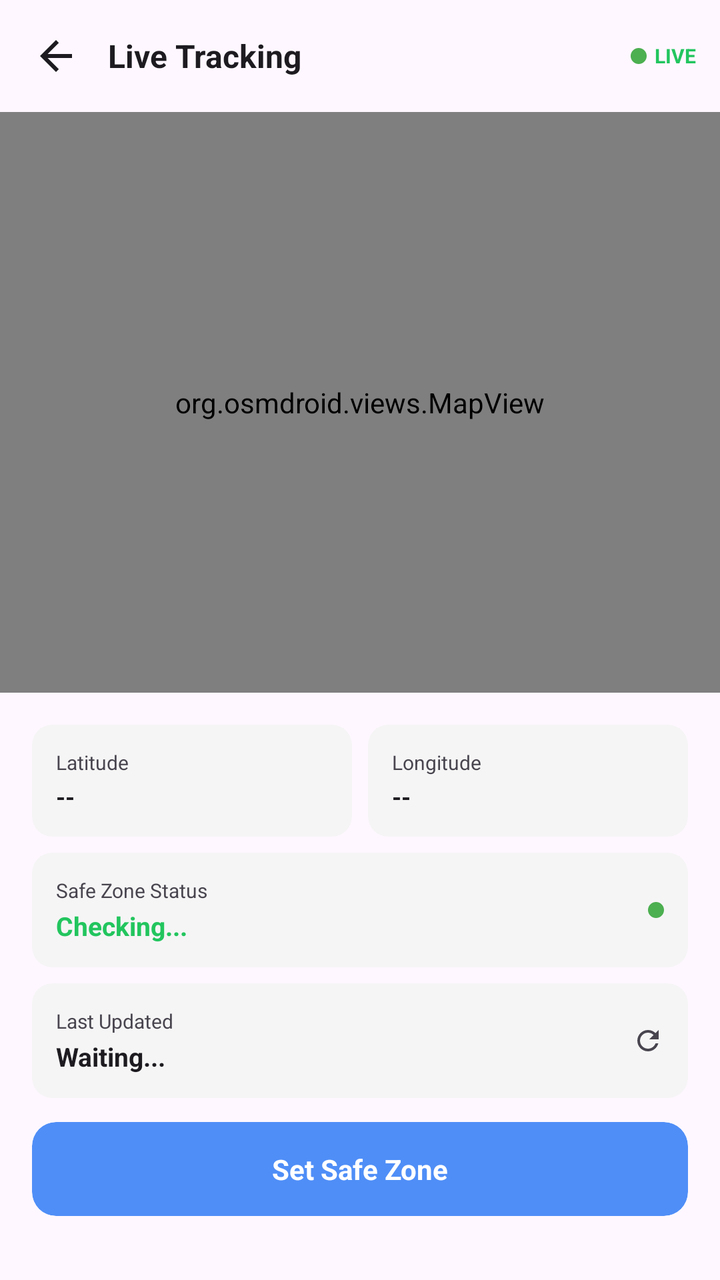
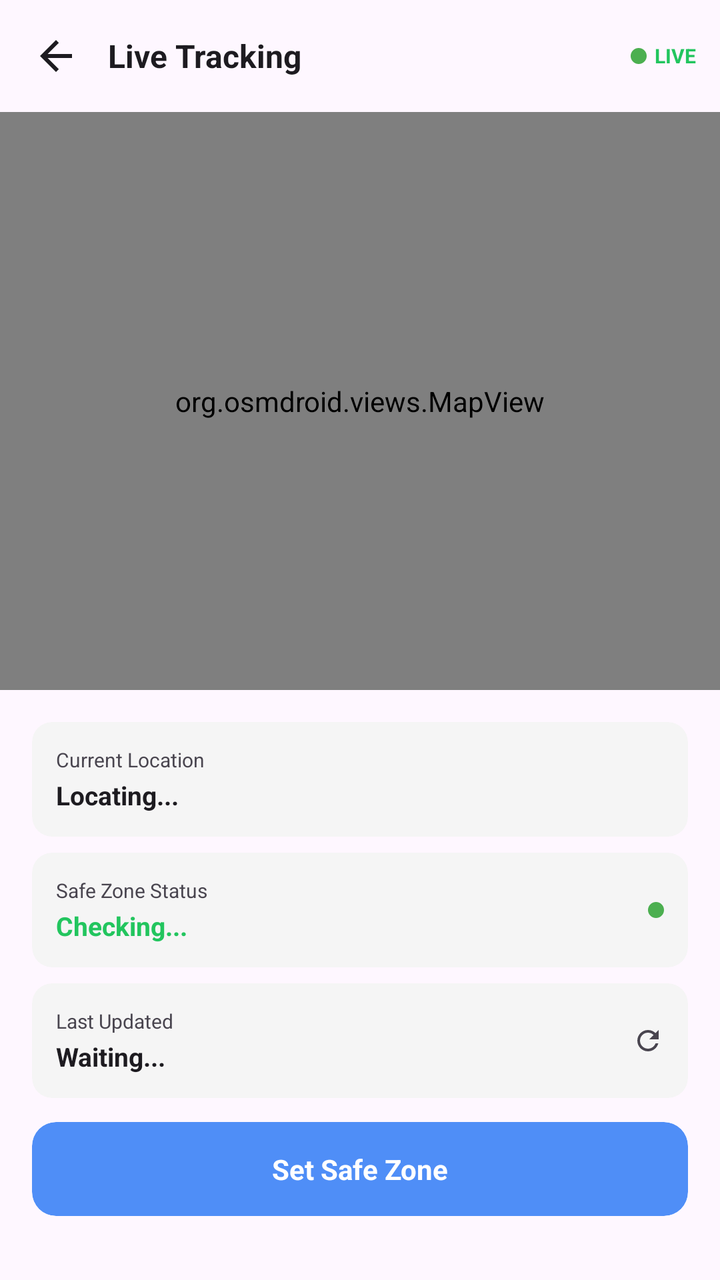

Two renders of the same Android screen: before a commit and after it. Below are the layout's source before the change and the commit's diff.
<!-- AndroidManifest.xml: application theme Theme.Canetrack -->
<!-- res/layout/tracker_activity.xml -->
<?xml version="1.0" encoding="utf-8"?>
<LinearLayout xmlns:android="http://schemas.android.com/apk/res/android"
    xmlns:app="http://schemas.android.com/apk/res-auto"
    android:layout_width="match_parent"
    android:layout_height="match_parent"
    android:orientation="vertical"
    android:background="?android:attr/windowBackground">

    
    <LinearLayout
        android:layout_width="match_parent"
        android:layout_height="wrap_content"
        android:orientation="horizontal"
        android:gravity="center_vertical"
        android:padding="12dp"
        android:background="?android:attr/windowBackground">

        <ImageButton
            android:id="@+id/btn_back"
            android:layout_width="32dp"
            android:layout_height="32dp"
            android:src="@drawable/arrow_back_24"
            app:tint="?android:attr/textColorPrimary"
            android:background="?attr/selectableItemBackgroundBorderless"
            android:contentDescription="Back"/>

        <TextView
            android:layout_width="0dp"
            android:layout_height="wrap_content"
            android:layout_weight="1"
            android:text="Live Tracking"
            android:textColor="?android:attr/textColorPrimary"
            android:textSize="16sp"
            android:textStyle="bold"
            android:layout_marginStart="10dp"/>

        <View
            android:layout_width="8dp"
            android:layout_height="8dp"
            android:background="@drawable/circle_green"
            android:layout_marginEnd="4dp"/>

        <TextView
            android:layout_width="wrap_content"
            android:layout_height="wrap_content"
            android:text="LIVE"
            android:textColor="#22c55e"
            android:textSize="10sp"
            android:textStyle="bold"/>
    </LinearLayout>

    
    <org.osmdroid.views.MapView
        android:id="@+id/map_view"
        android:layout_width="match_parent"
        android:layout_height="0dp"
        android:layout_weight="1"/>

    
    <ScrollView
        android:layout_width="match_parent"
        android:layout_height="wrap_content">

        <LinearLayout
            android:layout_width="match_parent"
            android:layout_height="wrap_content"
            android:orientation="vertical"
            android:padding="16dp">

            
            <LinearLayout
                android:layout_width="match_parent"
                android:layout_height="wrap_content"
                android:orientation="horizontal"
                android:layout_marginBottom="8dp">

                
                <androidx.cardview.widget.CardView
                    android:layout_width="0dp"
                    android:layout_height="wrap_content"
                    android:layout_weight="1"
                    android:layout_marginEnd="4dp"
                    app:cardCornerRadius="10dp"
                    app:cardBackgroundColor="?attr/colorSurfaceVariant"
                    app:cardElevation="0dp">

                    <LinearLayout
                        android:layout_width="match_parent"
                        android:layout_height="wrap_content"
                        android:orientation="vertical"
                        android:padding="12dp">

                        <TextView
                            android:layout_width="wrap_content"
                            android:layout_height="wrap_content"
                            android:text="Latitude"
                            android:textColor="?android:attr/textColorSecondary"
                            android:textSize="10sp"
                            android:layout_marginBottom="2dp"/>

                        <TextView
                            android:id="@+id/tv_latitude"
                            android:layout_width="wrap_content"
                            android:layout_height="wrap_content"
                            android:text="--"
                            android:textColor="?android:attr/textColorPrimary"
                            android:textSize="12sp"
                            android:textStyle="bold"/>
                    </LinearLayout>
                </androidx.cardview.widget.CardView>

                
                <androidx.cardview.widget.CardView
                    android:layout_width="0dp"
                    android:layout_height="wrap_content"
                    android:layout_weight="1"
                    android:layout_marginStart="4dp"
                    app:cardCornerRadius="10dp"
                    app:cardBackgroundColor="?attr/colorSurfaceVariant"
                    app:cardElevation="0dp">

                    <LinearLayout
                        android:layout_width="match_parent"
                        android:layout_height="wrap_content"
                        android:orientation="vertical"
                        android:padding="12dp">

                        <TextView
                            android:layout_width="wrap_content"
                            android:layout_height="wrap_content"
                            android:text="Longitude"
                            android:textColor="?android:attr/textColorSecondary"
                            android:textSize="10sp"
                            android:layout_marginBottom="2dp"/>

                        <TextView
                            android:id="@+id/tv_longitude"
                            android:layout_width="wrap_content"
                            android:layout_height="wrap_content"
                            android:text="--"
                            android:textColor="?android:attr/textColorPrimary"
                            android:textSize="12sp"
                            android:textStyle="bold"/>
                    </LinearLayout>
                </androidx.cardview.widget.CardView>
            </LinearLayout>

            
            <androidx.cardview.widget.CardView
                android:layout_width="match_parent"
                android:layout_height="wrap_content"
                app:cardCornerRadius="10dp"
                app:cardBackgroundColor="?attr/colorSurfaceVariant"
                app:cardElevation="0dp"
                android:layout_marginBottom="8dp">

                <LinearLayout
                    android:layout_width="match_parent"
                    android:layout_height="wrap_content"
                    android:orientation="horizontal"
                    android:padding="12dp"
                    android:gravity="center_vertical">

                    <LinearLayout
                        android:layout_width="0dp"
                        android:layout_height="wrap_content"
                        android:layout_weight="1"
                        android:orientation="vertical">

                        <TextView
                            android:layout_width="wrap_content"
                            android:layout_height="wrap_content"
                            android:text="Safe Zone Status"
                            android:textColor="?android:attr/textColorSecondary"
                            android:textSize="10sp"
                            android:layout_marginBottom="2dp"/>

                        <TextView
                            android:id="@+id/tv_safe_zone_status"
                            android:layout_width="wrap_content"
                            android:layout_height="wrap_content"
                            android:text="Checking..."
                            android:textColor="#22c55e"
                            android:textSize="13sp"
                            android:textStyle="bold"/>
                    </LinearLayout>

                    <View
                        android:id="@+id/indicator_safe_zone"
                        android:layout_width="8dp"
                        android:layout_height="8dp"
                        android:background="@drawable/circle_green"/>
                </LinearLayout>
            </androidx.cardview.widget.CardView>

            
            <androidx.cardview.widget.CardView
                android:layout_width="match_parent"
                android:layout_height="wrap_content"
                app:cardCornerRadius="10dp"
                app:cardBackgroundColor="?attr/colorSurfaceVariant"
                app:cardElevation="0dp"
                android:layout_marginBottom="12dp">

                <LinearLayout
                    android:layout_width="match_parent"
                    android:layout_height="wrap_content"
                    android:orientation="horizontal"
                    android:padding="12dp"
                    android:gravity="center_vertical">

                    <LinearLayout
                        android:layout_width="0dp"
                        android:layout_height="wrap_content"
                        android:layout_weight="1"
                        android:orientation="vertical">

                        <TextView
                            android:layout_width="wrap_content"
                            android:layout_height="wrap_content"
                            android:text="Last Updated"
                            android:textColor="?android:attr/textColorSecondary"
                            android:textSize="10sp"
                            android:layout_marginBottom="2dp"/>

                        <TextView
                            android:id="@+id/tv_last_updated"
                            android:layout_width="wrap_content"
                            android:layout_height="wrap_content"
                            android:text="Waiting..."
                            android:textColor="?android:attr/textColorPrimary"
                            android:textSize="13sp"
                            android:textStyle="bold"/>
                    </LinearLayout>

                    <ImageView
                        android:layout_width="16dp"
                        android:layout_height="16dp"
                        android:src="@drawable/refresh_24"
                        app:tint="?android:attr/textColorSecondary"/>
                </LinearLayout>
            </androidx.cardview.widget.CardView>

            
            <androidx.cardview.widget.CardView
                android:id="@+id/btn_set_safe_zone"
                android:layout_width="match_parent"
                android:layout_height="wrap_content"
                app:cardCornerRadius="12dp"
                app:cardBackgroundColor="?attr/quickActionPrimaryBackground"
                app:cardElevation="0dp"
                android:layout_marginBottom="16dp">

                <TextView
                    android:layout_width="match_parent"
                    android:layout_height="wrap_content"
                    android:gravity="center"
                    android:padding="14dp"
                    android:text="Set Safe Zone"
                    android:textColor="?attr/quickActionContentColor"
                    android:textSize="14sp"
                    android:textStyle="bold" />
            </androidx.cardview.widget.CardView>

        </LinearLayout>
    </ScrollView>
</LinearLayout>
<!-- resources referenced by this layout -->
<resources>
  <!-- drawable arrow_back_24 (drawable) -->
  <vector xmlns:android="http://schemas.android.com/apk/res/android"
      android:width="24dp"
      android:height="24dp"
      android:viewportWidth="24"
      android:viewportHeight="24">
    <path
        android:fillColor="#FF000000"
        android:pathData="M20,11H7.83l5.59,-5.59L12,4l-8,8 8,8 1.41,-1.41L7.83,13H20V11z"/>
  </vector>
  <!-- drawable circle_green (drawable) -->
  <?xml version="1.0" encoding="utf-8"?>
  <shape xmlns:android="http://schemas.android.com/apk/res/android"
      android:shape="oval">
      <solid android:color="#4CAF50"/>
  </shape>
  <!-- drawable refresh_24 (drawable) -->
  <vector xmlns:android="http://schemas.android.com/apk/res/android"
      android:width="24dp"
      android:height="24dp"
      android:viewportWidth="24"
      android:viewportHeight="24">
    <path
        android:fillColor="#FF000000"
        android:pathData="M17.65,6.35C16.2,4.9 14.21,4 12,4c-4.42,0 -7.99,3.58 -7.99,8s3.57,8 7.99,8c3.73,0 6.84,-2.55 7.73,-6h-2.08c-0.82,2.33 -3.04,4 -5.65,4 -3.31,0 -6,-2.69 -6,-6s2.69,-6 6,-6c1.66,0 3.14,0.69 4.22,1.78L13,11h7V4l-2.35,2.35z"/>
  </vector>
  <style name="Theme.Canetrack" parent="Base.Theme.Canetrack" />
  <style name="Base.Theme.Canetrack" parent="Theme.Material3.DayNight.NoActionBar">
          
          <item name="colorPrimary">#4f8ef7</item>
          <item name="colorSurfaceVariant">#F5F5F5</item>
  
          
          <item name="quickActionPrimaryBackground">#4f8ef7</item>
          
          <item name="quickActionSecondaryBackground">#333333</item>
          <item name="quickActionContentColor">#FFFFFF</item>
      </style>
</resources>

<!-- the commit's change to res/layout/tracker_activity.xml (unified diff, before → after) -->
@@ -68,82 +68,45 @@
             android:padding="16dp">
 
             
-            <LinearLayout
-                android:layout_width="match_parent"
-                android:layout_height="wrap_content"
-                android:orientation="horizontal"
+            <androidx.cardview.widget.CardView
+                android:layout_width="match_parent"
+                android:layout_height="wrap_content"
+                app:cardCornerRadius="10dp"
+                app:cardBackgroundColor="?attr/colorSurfaceVariant"
+                app:cardElevation="0dp"
                 android:layout_marginBottom="8dp">
 
-                
-                <androidx.cardview.widget.CardView
-                    android:layout_width="0dp"
-                    android:layout_height="wrap_content"
-                    android:layout_weight="1"
-                    android:layout_marginEnd="4dp"
-                    app:cardCornerRadius="10dp"
-                    app:cardBackgroundColor="?attr/colorSurfaceVariant"
-                    app:cardElevation="0dp">
+                <LinearLayout
+                    android:layout_width="match_parent"
+                    android:layout_height="wrap_content"
+                    android:orientation="horizontal"
+                    android:padding="12dp"
+                    android:gravity="center_vertical">
 
                     <LinearLayout
                         android:layout_width="match_parent"
                         android:layout_height="wrap_content"
-                        android:orientation="vertical"
-                        android:padding="12dp">
-
-                        <TextView
-                            android:layout_width="wrap_content"
-                            android:layout_height="wrap_content"
-                            android:text="Latitude"
+                        android:orientation="vertical">
+
+                        <TextView
+                            android:layout_width="wrap_content"
+                            android:layout_height="wrap_content"
+                            android:text="Current Location"
                             android:textColor="?android:attr/textColorSecondary"
                             android:textSize="10sp"
                             android:layout_marginBottom="2dp"/>
 
                         <TextView
-                            android:id="@+id/tv_latitude"
-                            android:layout_width="wrap_content"
-                            android:layout_height="wrap_content"
-                            android:text="--"
+                            android:id="@+id/tv_address"
+                            android:layout_width="wrap_content"
+                            android:layout_height="wrap_content"
+                            android:text="Locating..."
                             android:textColor="?android:attr/textColorPrimary"
-                            android:textSize="12sp"
+                            android:textSize="13sp"
                             android:textStyle="bold"/>
                     </LinearLayout>
-                </androidx.cardview.widget.CardView>
-
-                
-                <androidx.cardview.widget.CardView
-                    android:layout_width="0dp"
-                    android:layout_height="wrap_content"
-                    android:layout_weight="1"
-                    android:layout_marginStart="4dp"
-                    app:cardCornerRadius="10dp"
-                    app:cardBackgroundColor="?attr/colorSurfaceVariant"
-                    app:cardElevation="0dp">
-
-                    <LinearLayout
-                        android:layout_width="match_parent"
-                        android:layout_height="wrap_content"
-                        android:orientation="vertical"
-                        android:padding="12dp">
-
-                        <TextView
-                            android:layout_width="wrap_content"
-                            android:layout_height="wrap_content"
-                            android:text="Longitude"
-                            android:textColor="?android:attr/textColorSecondary"
-                            android:textSize="10sp"
-                            android:layout_marginBottom="2dp"/>
-
-                        <TextView
-                            android:id="@+id/tv_longitude"
-                            android:layout_width="wrap_content"
-                            android:layout_height="wrap_content"
-                            android:text="--"
-                            android:textColor="?android:attr/textColorPrimary"
-                            android:textSize="12sp"
-                            android:textStyle="bold"/>
-                    </LinearLayout>
-                </androidx.cardview.widget.CardView>
-            </LinearLayout>
+                </LinearLayout>
+            </androidx.cardview.widget.CardView>
 
             
             <androidx.cardview.widget.CardView
@@ -185,6 +148,7 @@
                             android:textStyle="bold"/>
                     </LinearLayout>
 
+                    
                     <View
                         android:id="@+id/indicator_safe_zone"
                         android:layout_width="8dp"
@@ -259,7 +223,7 @@
                     android:text="Set Safe Zone"
                     android:textColor="?attr/quickActionContentColor"
                     android:textSize="14sp"
-                    android:textStyle="bold" />
+                    android:textStyle="bold"/>
             </androidx.cardview.widget.CardView>
 
         </LinearLayout>
